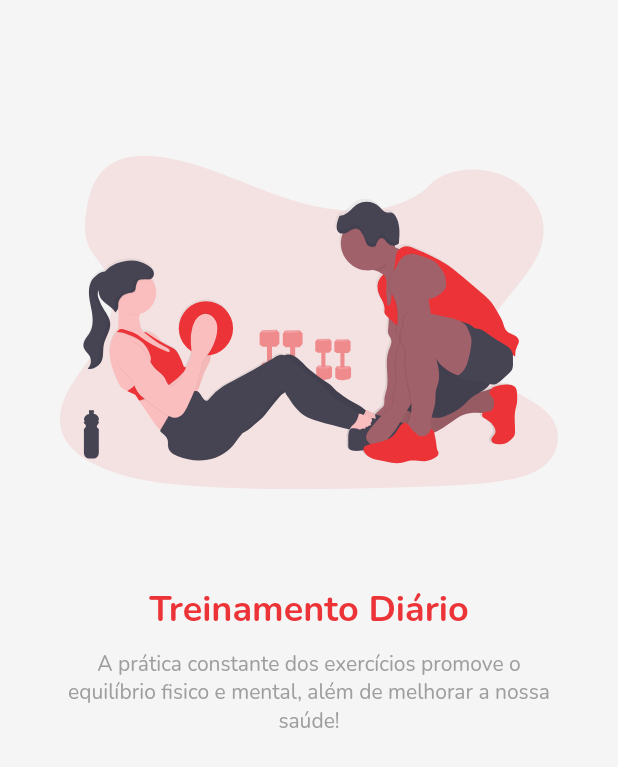
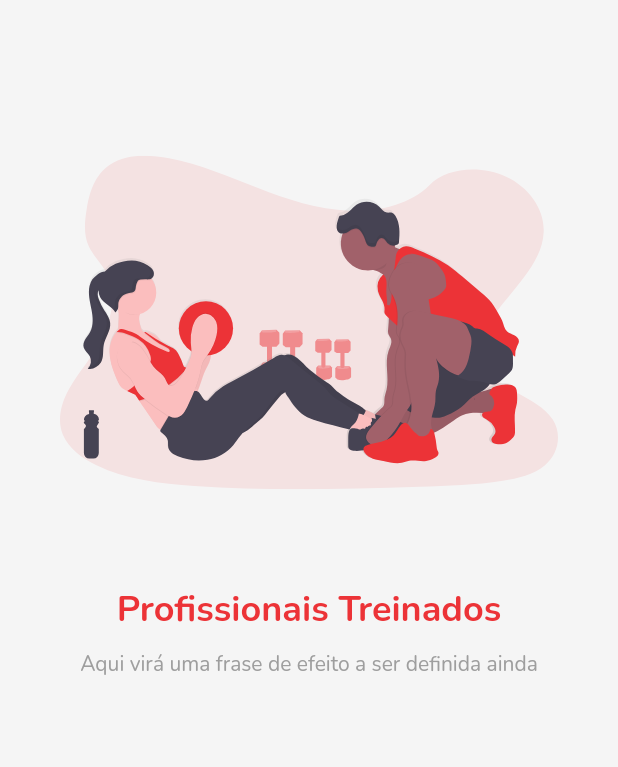
Before and after one commit to ErisvaldoCorreia/beta_academia, a Flutter app: the screen it shows after launch, swiped to page 2, on a phone screen of 412 x 824 dp. Shown: the top 767 px of the screen. Run offline on Flutter 3.47's test engine with Material 2 defaults, Android fonts, the phone set to English and light mode, and no system bars; our stand-ins replace flutter_svg, google_fonts.

Commit message:
criando a classe base para boarding

```diff
--- a/lib/onboarding.page.dart
+++ b/lib/onboarding.page.dart
@@ -13,16 +13,16 @@ class _OnboardingState extends State<Onboarding> {
     return Scaffold(
       backgroundColor: Colors.grey[100],
       body: PageView.builder(
-        itemCount: 3,
+        itemCount: content.length,
         itemBuilder: (_, i) {
           return Padding(
             padding: const EdgeInsets.all(40.0),
             child: Column(
               children: [
-                SvgPicture.asset('assets/image3.svg', height: 350,),
-                Text('Treinamento Diário', style: GoogleFonts.nunito(fontSize: 24, fontWeight: FontWeight.bold, color: Color(0xffec3337)),), //#fcee22
+                SvgPicture.asset(content[i].image, height: 350,),
+                Text(content[i].title, style: GoogleFonts.nunito(fontSize: 24, fontWeight: FontWeight.bold, color: Color(0xffec3337)),), //#fcee22
                 SizedBox(height: 10,),
-                Text('A prática constante dos exercícios promove o equilíbrio fisico e mental, além de melhorar a nossa saúde!', textAlign: TextAlign.center, style: GoogleFonts.nunito(fontSize: 14, color: Colors.grey),)
+                Text(content[i].description, textAlign: TextAlign.center, style: GoogleFonts.nunito(fontSize: 14, color: Colors.grey),)
               ],
             ),
           );
@@ -31,3 +31,17 @@ class _OnboardingState extends State<Onboarding> {
     );
   }
 }
+
+class OnboardingContent {
+  String image;
+  String title;
+  String description;
+
+  OnboardingContent({this.image, this.title, this.description});
+}
+
+List<OnboardingContent> content = [
+  OnboardingContent(title: "Treinamento Diário", image: "assets/image1.svg", description: "A prática constante dos exercícios promove o equilíbrio fisico e mental, além de melhorar a nossa saúde!",),
+  OnboardingContent(title: "Profissionais Treinados", image: "assets/image3.svg", description: "Aqui virá uma frase de efeito a ser definida ainda",),
+  OnboardingContent(title: "Acolhimento", image: "assets/image2.svg", description: "Aqui virá uma frase de efeito a ser definida ainda",),
+];
```
